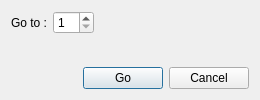
The window that Source/goto.ui (ARASHz4/Advanced_Photo) describes before a commit, drawn with Qt 5.
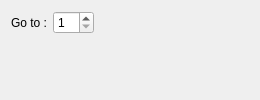
The same window after the commit.

Patch:
```diff
--- a/Source/goto.ui
+++ b/Source/goto.ui
@@ -71,35 +71,7 @@
     </spacer>
    </item>
    <item row="2" column="0">
-    <layout class="QHBoxLayout" name="horizontalLayout_2">
-     <item>
-      <spacer name="horizontalSpacer_2">
-       <property name="orientation">
-        <enum>Qt::Horizontal</enum>
-       </property>
-       <property name="sizeHint" stdset="0">
-        <size>
-         <width>40</width>
-         <height>20</height>
-        </size>
-       </property>
-      </spacer>
-     </item>
-     <item>
-      <widget class="QPushButton" name="GoPushButton">
-       <property name="text">
-        <string>Go</string>
-       </property>
-      </widget>
-     </item>
-     <item>
-      <widget class="QPushButton" name="CancelPushButton">
-       <property name="text">
-        <string>Cancel</string>
-       </property>
-      </widget>
-     </item>
-    </layout>
+    <widget class="QDialogButtonBox" name="GoToButtonBox"/>
    </item>
   </layout>
  </widget>
```
